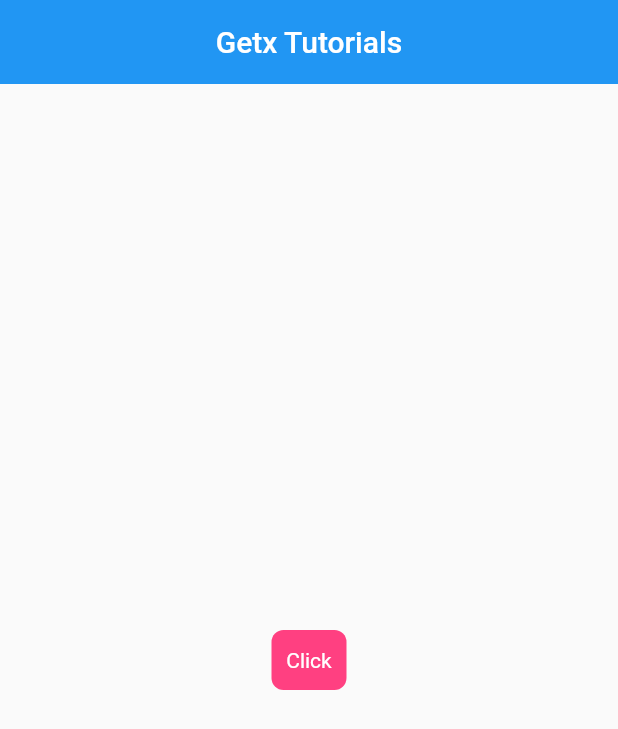
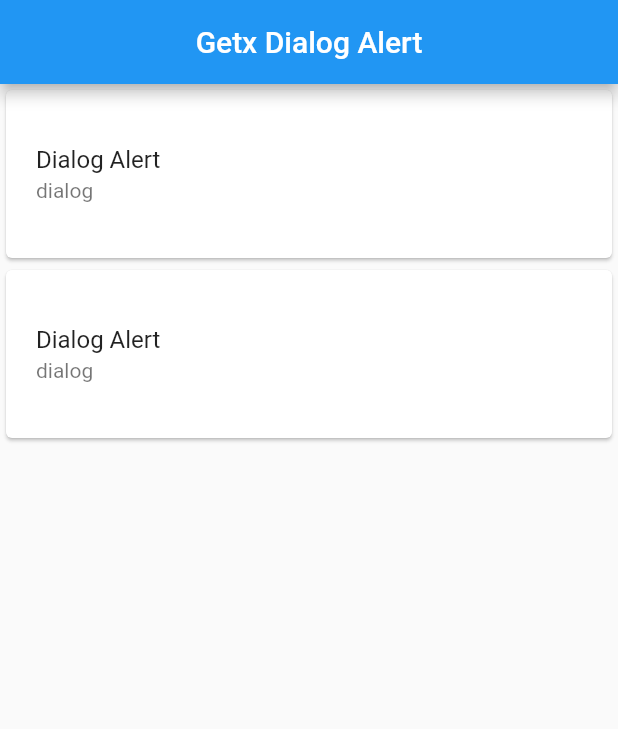
Before and after one commit to meredwan/Flutter-Getx-Project, a Flutter app: the screen it shows after launch, on a phone screen of 412 x 824 dp. Shown: the top 729 px of the screen. Run offline on Flutter 3.47's test engine with Material 2 defaults, Android fonts, the phone set to English and light mode, and no system bars; our stand-ins replace get.

Commit message:
Sceond Lessoin

```diff
--- /dev/null
+++ b/lib/Getxdailog.dart
@@ -0,0 +1,70 @@
+import 'package:flutter/material.dart';
+import 'package:get/get.dart';
+
+class Dialog_Alert extends StatefulWidget {
+  const Dialog_Alert({super.key});
+
+  @override
+  State<Dialog_Alert> createState() => _Dialog_AlertState();
+}
+
+class _Dialog_AlertState extends State<Dialog_Alert> {
+  @override
+  Widget build(BuildContext context) {
+    return Scaffold(
+      appBar: AppBar(
+        centerTitle: true,
+        title: const Text("Getx Dialog Alert"),
+      ),
+      body: Column(
+        children: [
+          Card(
+            child: ListTile(
+              onTap: () {
+                Get.defaultDialog(
+                    titlePadding: EdgeInsets.only(top: 10),
+                    confirm: TextButton(onPressed: () {}, child: Text("Ok")),
+                    cancel: TextButton(onPressed: () {}, child: Text("Cancel")),
+                    middleText: "Are You Sure Delete Chat?",
+                    title: "Delete Chat");
+              },
+              title: Text("Dialog Alert"),
+              subtitle: Text("dialog"),
+              contentPadding: EdgeInsets.all(20),
+            ),
+          ),
+          Card(
+            child: ListTile(
+              onTap: () {
+                Get.bottomSheet(Container(
+                  color: Colors.red,
+                  child: Column(
+                    children: [
+                      ListTile(
+                        title: Text("Light Mood"),
+                        leading: Icon(Icons.dark_mode),
+                        onTap: () {
+                          Get.changeTheme(ThemeData.light());
+                        },
+                      ),
+                      ListTile(
+                        leading: Icon(Icons.light_mode),
+                        title: Text("Dark Mood"),
+                        onTap: () {
+                          Get.changeTheme(ThemeData.dark());
+                        },
+                      )
+                    ],
+                  ),
+                ));
+              },
+              title: Text("Dialog Alert"),
+              subtitle: Text("dialog"),
+              contentPadding: EdgeInsets.all(20),
+            ),
+          )
+        ],
+      ),
+    );
+  }
+}
--- a/lib/main.dart
+++ b/lib/main.dart
@@ -1,4 +1,5 @@
 import 'package:flutter/material.dart';
+import 'package:flutter_getx/Getxdailog.dart';
 import 'package:flutter_getx/HomeScreen.dart';
 import 'package:get/get.dart';
 
@@ -11,7 +12,7 @@ class MyApp extends StatelessWidget {
 
   @override
   Widget build(BuildContext context) {
-    return const GetMaterialApp(
-        debugShowCheckedModeBanner: false, home: HomeScreen());
+    return GetMaterialApp(
+        debugShowCheckedModeBanner: false, home: Dialog_Alert());
   }
 }
```
